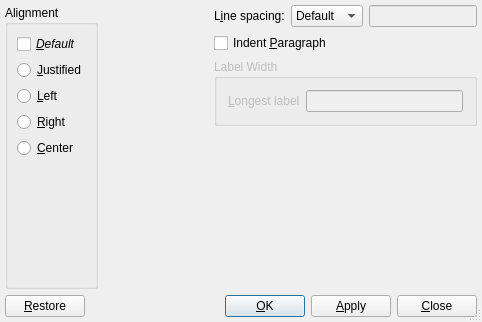
Old version of the form src/frontends/qt4/ui/QParagraphUi.ui in the repository cburschka/lyx.
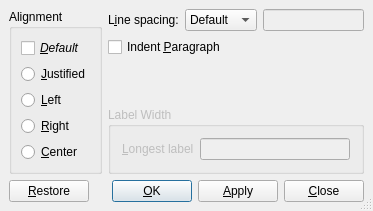
New version of the form.

Diff of the .ui file:
```diff
--- a/src/frontends/qt4/ui/QParagraphUi.ui
+++ b/src/frontends/qt4/ui/QParagraphUi.ui
@@ -8,8 +8,8 @@
    <rect>
     <x>0</x>
     <y>0</y>
-    <width>482</width>
-    <height>322</height>
+    <width>373</width>
+    <height>203</height>
    </rect>
   </property>
   <property name="sizePolicy" >
@@ -29,337 +29,281 @@
   <property name="sizeGripEnabled" >
    <bool>true</bool>
   </property>
-   <layout class="QVBoxLayout" >
-    <property name="margin" >
-     <number>5</number>
-    </property>
-    <property name="spacing" >
-     <number>6</number>
-    </property>
-    <item>
-     <layout class="QHBoxLayout" >
+  <layout class="QGridLayout" >
+   <property name="margin" >
+    <number>9</number>
+   </property>
+   <property name="spacing" >
+    <number>6</number>
+   </property>
+   <item row="4" column="0" colspan="2" >
+    <layout class="QHBoxLayout" >
+     <property name="margin" >
+      <number>0</number>
+     </property>
+     <property name="spacing" >
+      <number>6</number>
+     </property>
+     <item>
+      <widget class="QPushButton" name="restorePB" >
+       <property name="text" >
+        <string>&amp;Restore</string>
+       </property>
+       <property name="autoDefault" >
+        <bool>false</bool>
+       </property>
+      </widget>
+     </item>
+     <item>
+      <spacer>
+       <property name="orientation" >
+        <enum>Qt::Horizontal</enum>
+       </property>
+       <property name="sizeType" >
+        <enum>QSizePolicy::Expanding</enum>
+       </property>
+       <property name="sizeHint" >
+        <size>
+         <width>20</width>
+         <height>20</height>
+        </size>
+       </property>
+      </spacer>
+     </item>
+     <item>
+      <widget class="QPushButton" name="okPB" >
+       <property name="text" >
+        <string>&amp;OK</string>
+       </property>
+       <property name="autoDefault" >
+        <bool>false</bool>
+       </property>
+       <property name="default" >
+        <bool>true</bool>
+       </property>
+      </widget>
+     </item>
+     <item>
+      <widget class="QPushButton" name="applyPB" >
+       <property name="text" >
+        <string>&amp;Apply</string>
+       </property>
+       <property name="autoDefault" >
+        <bool>false</bool>
+       </property>
+      </widget>
+     </item>
+     <item>
+      <widget class="QPushButton" name="closePB" >
+       <property name="text" >
+        <string>&amp;Close</string>
+       </property>
+       <property name="autoDefault" >
+        <bool>false</bool>
+       </property>
+      </widget>
+     </item>
+    </layout>
+   </item>
+   <item row="3" column="1" >
+    <widget class="QGroupBox" name="labelwidthGB" >
+     <property name="enabled" >
+      <bool>false</bool>
+     </property>
+     <property name="title" >
+      <string>Label Width</string>
+     </property>
+     <layout class="QGridLayout" >
       <property name="margin" >
-       <number>0</number>
+       <number>11</number>
       </property>
       <property name="spacing" >
        <number>6</number>
       </property>
-      <item>
-       <layout class="QVBoxLayout" >
-        <property name="margin" >
-         <number>0</number>
+      <item row="0" column="1" >
+       <widget class="QLineEdit" name="labelWidth" >
+        <property name="toolTip" >
+         <string>This text defines the width of the paragraph label</string>
         </property>
-        <property name="spacing" >
-         <number>6</number>
-        </property>
-        <item>
-         <widget class="QGroupBox" name="aligmentGB" >
-          <property name="title" >
-           <string>Alignment</string>
-          </property>
-          <layout class="QVBoxLayout" >
-           <property name="margin" >
-            <number>9</number>
-           </property>
-           <property name="spacing" >
-            <number>6</number>
-           </property>
-           <item>
-            <widget class="QCheckBox" name="alignDefaultCB" >
-             <property name="font" >
-              <font>
-               <weight>50</weight>
-               <italic>true</italic>
-               <bold>false</bold>
-               <kerning>true</kerning>
-              </font>
-             </property>
-             <property name="text" >
-              <string>&amp;Default</string>
-             </property>
-            </widget>
-           </item>
-           <item>
-            <widget class="QRadioButton" name="alignJustRB" >
-             <property name="text" >
-              <string>&amp;Justified</string>
-             </property>
-            </widget>
-           </item>
-           <item>
-            <widget class="QRadioButton" name="alignLeftRB" >
-             <property name="text" >
-              <string>&amp;Left</string>
-             </property>
-            </widget>
-           </item>
-           <item>
-            <widget class="QRadioButton" name="alignRightRB" >
-             <property name="text" >
-              <string>&amp;Right</string>
-             </property>
-            </widget>
-           </item>
-           <item>
-            <widget class="QRadioButton" name="alignCenterRB" >
-             <property name="text" >
-              <string>&amp;Center</string>
-             </property>
-            </widget>
-           </item>
-           <item>
-            <spacer>
-             <property name="orientation" >
-              <enum>Qt::Vertical</enum>
-             </property>
-             <property name="sizeHint" >
-              <size>
-               <width>20</width>
-               <height>40</height>
-              </size>
-             </property>
-            </spacer>
-           </item>
-          </layout>
-         </widget>
-        </item>
-       </layout>
+       </widget>
       </item>
-      <item>
-       <spacer>
-        <property name="orientation" >
-         <enum>Qt::Horizontal</enum>
+      <item row="0" column="0" >
+       <widget class="QLabel" name="TextLabel2" >
+        <property name="toolTip" >
+         <string>This text defines the width of the paragraph label</string>
         </property>
-        <property name="sizeHint" >
-         <size>
-          <width>40</width>
-          <height>20</height>
-         </size>
+        <property name="text" >
+         <string>&amp;Longest label</string>
         </property>
-       </spacer>
-      </item>
-      <item>
-       <layout class="QVBoxLayout" >
-        <property name="margin" >
-         <number>0</number>
+        <property name="buddy" >
+         <cstring>labelWidth</cstring>
         </property>
-        <property name="spacing" >
-         <number>6</number>
-        </property>
-        <item>
-         <layout class="QHBoxLayout" >
-          <property name="margin" >
-           <number>0</number>
-          </property>
-          <property name="spacing" >
-           <number>6</number>
-          </property>
-          <item>
-           <widget class="QLabel" name="linespacingL" >
-            <property name="text" >
-             <string>L&amp;ine spacing:</string>
-            </property>
-            <property name="buddy" >
-             <cstring>linespacing</cstring>
-            </property>
-           </widget>
-          </item>
-          <item>
-           <widget class="QComboBox" name="linespacing" >
-            <item>
-             <property name="text" >
-              <string>Default</string>
-             </property>
-            </item>
-            <item>
-             <property name="text" >
-              <string>Single</string>
-             </property>
-            </item>
-            <item>
-             <property name="text" >
-              <string>1.5</string>
-             </property>
-            </item>
-            <item>
-             <property name="text" >
-              <string>Double</string>
-             </property>
-            </item>
-            <item>
-             <property name="text" >
-              <string>Custom</string>
-             </property>
-            </item>
-           </widget>
-          </item>
-          <item>
-           <widget class="QLineEdit" name="linespacingValue" >
-            <property name="enabled" >
-             <bool>false</bool>
-            </property>
-           </widget>
-          </item>
-         </layout>
-        </item>
-        <item>
-         <layout class="QHBoxLayout" >
-          <property name="margin" >
-           <number>0</number>
-          </property>
-          <property name="spacing" >
-           <number>6</number>
-          </property>
-          <item>
-           <widget class="QCheckBox" name="indentCB" >
-            <property name="text" >
-             <string>Indent &amp;Paragraph</string>
-            </property>
-           </widget>
-          </item>
-          <item>
-           <spacer>
-            <property name="orientation" >
-             <enum>Qt::Horizontal</enum>
-            </property>
-            <property name="sizeType" >
-             <enum>QSizePolicy::Expanding</enum>
-            </property>
-            <property name="sizeHint" >
-             <size>
-              <width>20</width>
-              <height>20</height>
-             </size>
-            </property>
-           </spacer>
-          </item>
-         </layout>
-        </item>
-        <item>
-         <widget class="QGroupBox" name="labelwidthGB" >
-          <property name="enabled" >
-           <bool>false</bool>
-          </property>
-          <property name="title" >
-           <string>Label Width</string>
-          </property>
-          <layout class="QGridLayout" >
-           <property name="margin" >
-            <number>11</number>
-           </property>
-           <property name="spacing" >
-            <number>6</number>
-           </property>
-           <item row="0" column="1" >
-            <widget class="QLineEdit" name="labelWidth" >
-             <property name="toolTip" >
-              <string>This text defines the width of the paragraph label</string>
-             </property>
-            </widget>
-           </item>
-           <item row="0" column="0" >
-            <widget class="QLabel" name="TextLabel2" >
-             <property name="toolTip" >
-              <string>This text defines the width of the paragraph label</string>
-             </property>
-             <property name="text" >
-              <string>&amp;Longest label</string>
-             </property>
-             <property name="buddy" >
-              <cstring>labelWidth</cstring>
-             </property>
-            </widget>
-           </item>
-          </layout>
-         </widget>
-        </item>
-        <item>
-         <spacer>
-          <property name="orientation" >
-           <enum>Qt::Vertical</enum>
-          </property>
-          <property name="sizeHint" >
-           <size>
-            <width>20</width>
-            <height>40</height>
-           </size>
-          </property>
-         </spacer>
-        </item>
-       </layout>
+       </widget>
       </item>
      </layout>
-    </item>
-    <item>
-     <layout class="QHBoxLayout" >
+    </widget>
+   </item>
+   <item row="1" column="1" >
+    <layout class="QHBoxLayout" >
+     <property name="margin" >
+      <number>0</number>
+     </property>
+     <property name="spacing" >
+      <number>6</number>
+     </property>
+     <item>
+      <widget class="QCheckBox" name="indentCB" >
+       <property name="text" >
+        <string>Indent &amp;Paragraph</string>
+       </property>
+      </widget>
+     </item>
+     <item>
+      <spacer>
+       <property name="orientation" >
+        <enum>Qt::Horizontal</enum>
+       </property>
+       <property name="sizeType" >
+        <enum>QSizePolicy::Expanding</enum>
+       </property>
+       <property name="sizeHint" >
+        <size>
+         <width>20</width>
+         <height>20</height>
+        </size>
+       </property>
+      </spacer>
+     </item>
+    </layout>
+   </item>
+   <item row="2" column="1" >
+    <spacer>
+     <property name="orientation" >
+      <enum>Qt::Vertical</enum>
+     </property>
+     <property name="sizeHint" >
+      <size>
+       <width>249</width>
+       <height>31</height>
+      </size>
+     </property>
+    </spacer>
+   </item>
+   <item row="0" column="1" >
+    <layout class="QHBoxLayout" >
+     <property name="margin" >
+      <number>0</number>
+     </property>
+     <property name="spacing" >
+      <number>6</number>
+     </property>
+     <item>
+      <widget class="QLabel" name="linespacingL" >
+       <property name="text" >
+        <string>L&amp;ine spacing:</string>
+       </property>
+       <property name="buddy" >
+        <cstring>linespacing</cstring>
+       </property>
+      </widget>
+     </item>
+     <item>
+      <widget class="QComboBox" name="linespacing" >
+       <item>
+        <property name="text" >
+         <string>Default</string>
+        </property>
+       </item>
+       <item>
+        <property name="text" >
+         <string>Single</string>
+        </property>
+       </item>
+       <item>
+        <property name="text" >
+         <string>1.5</string>
+        </property>
+       </item>
+       <item>
+        <property name="text" >
+         <string>Double</string>
+        </property>
+       </item>
+       <item>
+        <property name="text" >
+         <string>Custom</string>
+        </property>
+       </item>
+      </widget>
+     </item>
+     <item>
+      <widget class="QLineEdit" name="linespacingValue" >
+       <property name="enabled" >
+        <bool>false</bool>
+       </property>
+      </widget>
+     </item>
+    </layout>
+   </item>
+   <item rowspan="4" row="0" column="0" >
+    <widget class="QGroupBox" name="aligmentGB" >
+     <property name="title" >
+      <string>Alignment</string>
+     </property>
+     <layout class="QVBoxLayout" >
       <property name="margin" >
-       <number>0</number>
+       <number>9</number>
       </property>
       <property name="spacing" >
        <number>6</number>
       </property>
       <item>
-       <widget class="QPushButton" name="restorePB" >
+       <widget class="QCheckBox" name="alignDefaultCB" >
+        <property name="font" >
+         <font>
+          <weight>50</weight>
+          <italic>true</italic>
+          <bold>false</bold>
+          <kerning>true</kerning>
+         </font>
+        </property>
         <property name="text" >
-         <string>&amp;Restore</string>
+         <string>&amp;Default</string>
         </property>
-        <property name="autoDefault" >
-         <bool>false</bool>
-        </property>
        </widget>
       </item>
       <item>
-       <spacer>
-        <property name="orientation" >
-         <enum>Qt::Horizontal</enum>
+       <widget class="QRadioButton" name="alignJustRB" >
+        <property name="text" >
+         <string>&amp;Justified</string>
         </property>
-        <property name="sizeType" >
-         <enum>QSizePolicy::Expanding</enum>
-        </property>
-        <property name="sizeHint" >
-         <size>
-          <width>20</width>
-          <height>20</height>
-         </size>
-        </property>
-       </spacer>
+       </widget>
       </item>
       <item>
-       <widget class="QPushButton" name="okPB" >
+       <widget class="QRadioButton" name="alignLeftRB" >
         <property name="text" >
-         <string>&amp;OK</string>
+         <string>&amp;Left</string>
         </property>
-        <property name="autoDefault" >
-         <bool>false</bool>
-        </property>
-        <property name="default" >
-         <bool>true</bool>
-        </property>
        </widget>
       </item>
       <item>
-       <widget class="QPushButton" name="applyPB" >
+       <widget class="QRadioButton" name="alignRightRB" >
         <property name="text" >
-         <string>&amp;Apply</string>
+         <string>&amp;Right</string>
         </property>
-        <property name="autoDefault" >
-         <bool>false</bool>
-        </property>
        </widget>
       </item>
       <item>
-       <widget class="QPushButton" name="closePB" >
+       <widget class="QRadioButton" name="alignCenterRB" >
         <property name="text" >
-         <string>&amp;Close</string>
+         <string>&amp;Center</string>
         </property>
-        <property name="autoDefault" >
-         <bool>false</bool>
-        </property>
        </widget>
       </item>
      </layout>
-    </item>
-   </layout>
+    </widget>
+   </item>
+  </layout>
  </widget>
  <tabstops>
   <tabstop>linespacing</tabstop>
```
